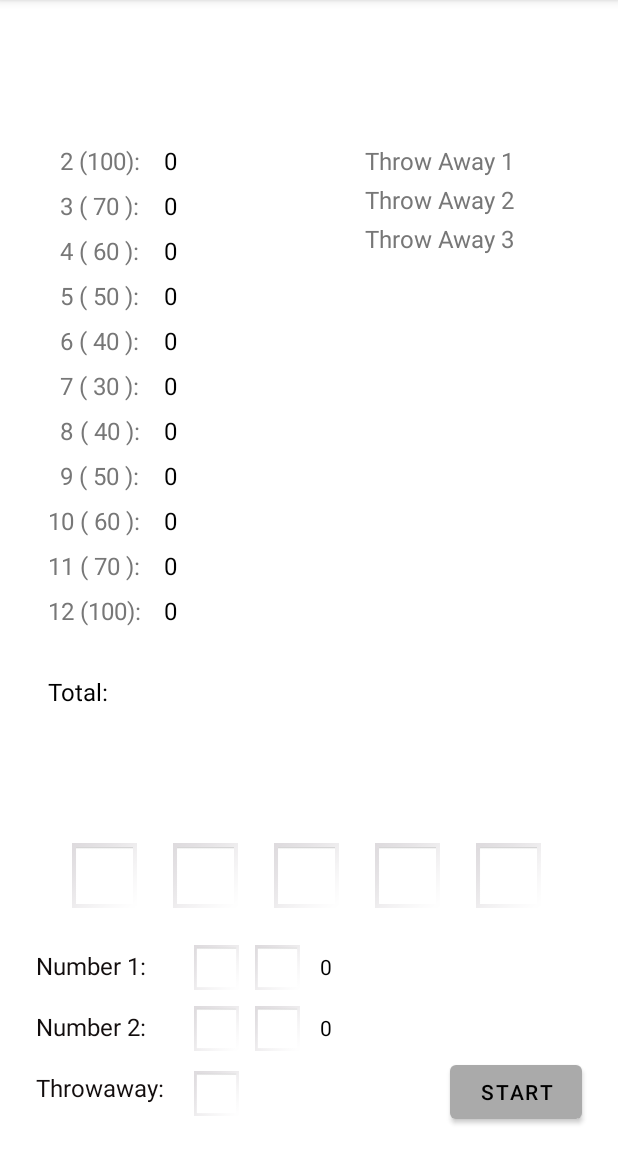
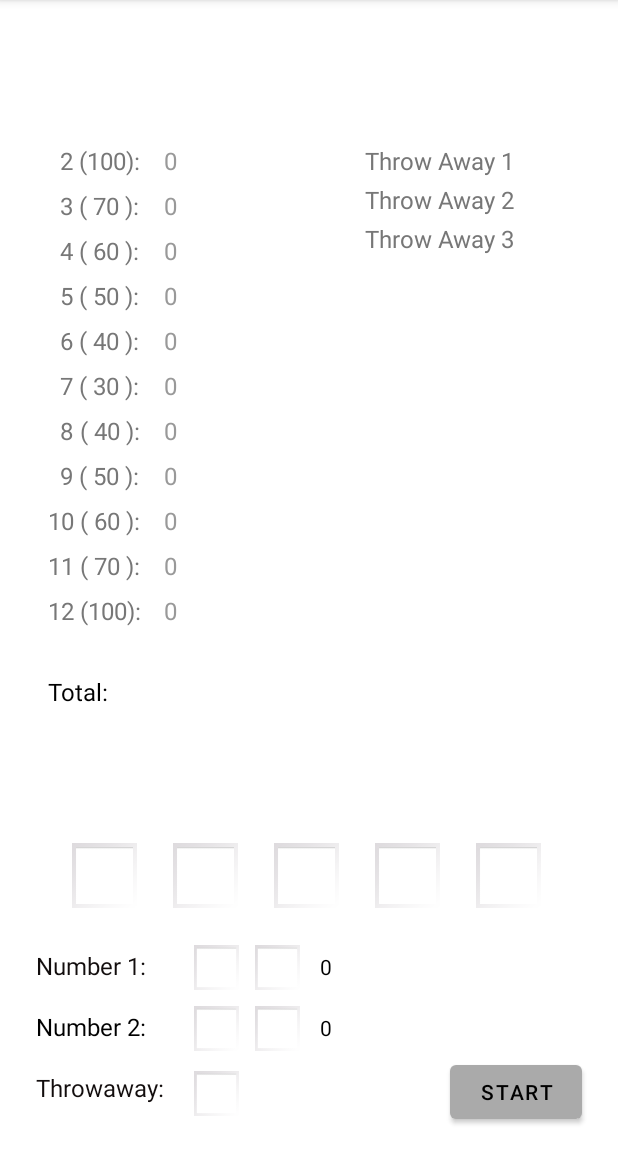
Before and after one commit to Ferch04/SolitaireDiceApp, an Android app: the screen it shows after launch (MainActivity), on a phone screen of 412 x 824 dp, the part 84-1236 px from its top. Run offline under Robolectric (Android 15) with nearby library versions, the phone set to English and light mode, and no system bars.

Commit message:
Free throw is possible now, its possible to choose any dice. End of game its working, display a message with score, but still missing possibility to start the game again. Fix color text to make it more clear which numbers does not have 0

```diff
--- a/app/src/main/res/layout/activity_main.xml
+++ b/app/src/main/res/layout/activity_main.xml
@@ -60,7 +60,7 @@
             android:layout_weight="1"
             android:shadowColor="#453F3F"
             android:text="Number 2: "
-            android:textColor="#120D0D"
+            android:textColor="@color/black"
             android:textSize="16sp"
             android:visibility="visible" />
 
@@ -440,7 +440,7 @@
                 android:layout_marginBottom="4dp"
                 android:layout_weight="1"
                 android:text="0"
-                android:textColor="@color/black"
+                android:textColor="@color/gray_99"
                 android:textSize="16sp" />
 
             <TextView
@@ -451,7 +451,7 @@
                 android:layout_marginBottom="4dp"
                 android:layout_weight="1"
                 android:text="0"
-                android:textColor="@color/black"
+                android:textColor="@color/gray_99"
                 android:textSize="16sp" />
 
             <TextView
@@ -462,7 +462,7 @@
                 android:layout_marginBottom="4dp"
                 android:layout_weight="1"
                 android:text="0"
-                android:textColor="@color/black"
+                android:textColor="@color/gray_99"
                 android:textSize="16sp" />
 
             <TextView
@@ -473,7 +473,7 @@
                 android:layout_marginBottom="4dp"
                 android:layout_weight="1"
                 android:text="0"
-                android:textColor="@color/black"
+                android:textColor="@color/gray_99"
                 android:textSize="16sp" />
 
             <TextView
@@ -484,7 +484,7 @@
                 android:layout_marginBottom="4dp"
                 android:layout_weight="1"
                 android:text="0"
-                android:textColor="@color/black"
+                android:textColor="@color/gray_99"
                 android:textSize="16sp" />
 
             <TextView
@@ -495,7 +495,7 @@
                 android:layout_marginBottom="4dp"
                 android:layout_weight="1"
                 android:text="0"
-                android:textColor="@color/black"
+                android:textColor="@color/gray_99"
                 android:textSize="16sp" />
 
             <TextView
@@ -506,7 +506,7 @@
                 android:layout_marginBottom="4dp"
                 android:layout_weight="1"
                 android:text="0"
-                android:textColor="@color/black"
+                android:textColor="@color/gray_99"
                 android:textSize="16sp" />
 
             <TextView
@@ -517,7 +517,7 @@
                 android:layout_marginBottom="4dp"
                 android:layout_weight="1"
                 android:text="0"
-                android:textColor="@color/black"
+                android:textColor="@color/gray_99"
                 android:textSize="16sp" />
 
             <TextView
@@ -528,7 +528,7 @@
                 android:layout_marginBottom="4dp"
                 android:layout_weight="1"
                 android:text="0"
-                android:textColor="@color/black"
+                android:textColor="@color/gray_99"
                 android:textSize="16sp" />
 
             <TextView
@@ -539,7 +539,7 @@
                 android:layout_marginBottom="4dp"
                 android:layout_weight="1"
                 android:text="0"
-                android:textColor="@color/black"
+                android:textColor="@color/gray_99"
                 android:textSize="16sp" />
 
             <TextView
@@ -550,7 +550,7 @@
                 android:layout_marginBottom="53dp"
                 android:layout_weight="1"
                 android:text="0"
-                android:textColor="@color/black"
+                android:textColor="@color/gray_99"
                 android:textSize="16sp" />
 
         </LinearLayout>
```
Also changed, not shown: app/src/main/java/codecademy/com/solitairedice/MainActivity.java (+61 -14 lines), app/src/main/java/codecademy/com/solitairedice/Scoring.java (+26 -7 lines).
